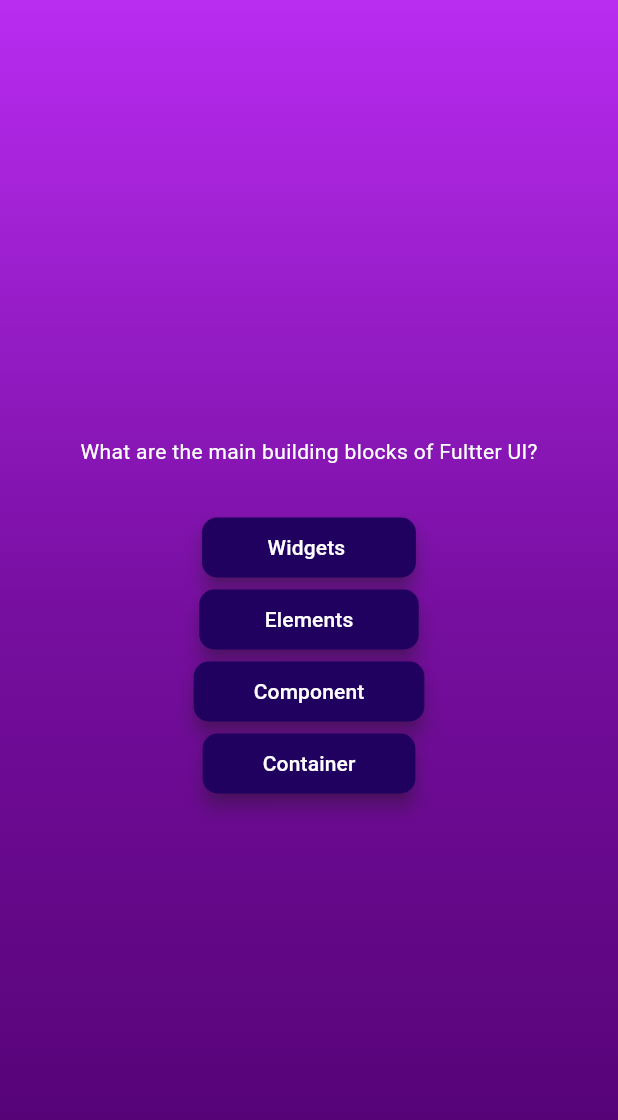
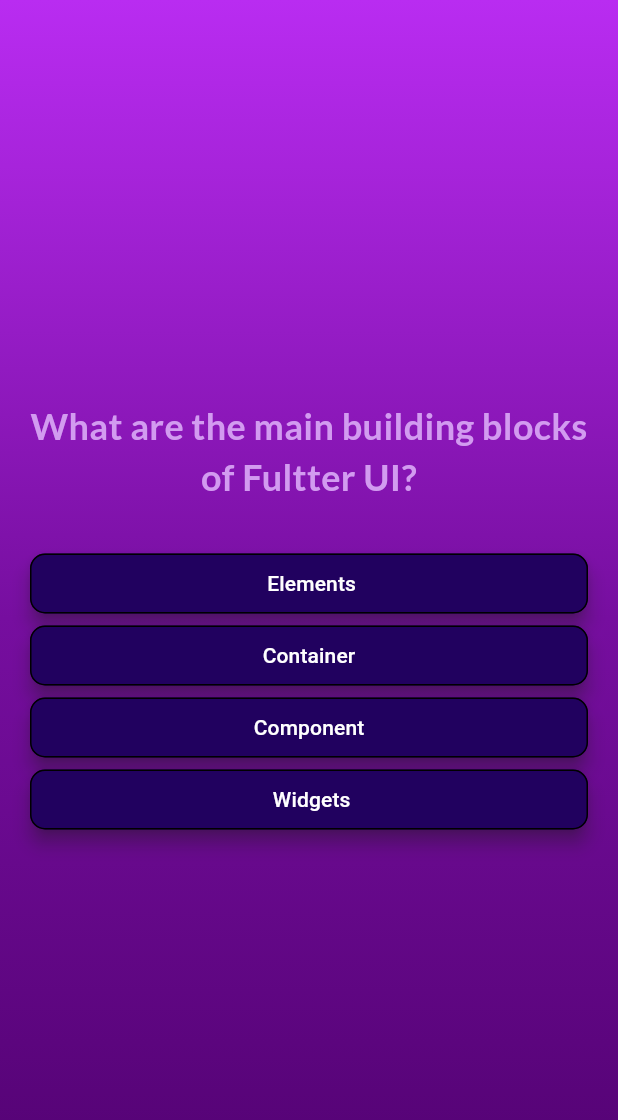
Before and after one commit to Faizan-26/flutter_quiz, a Flutter app: the screen it shows after launch, after a tap on "Start Quiz", on a phone screen of 412 x 824 dp. Shown: the top 1120 px of the screen. Run offline on Flutter 3.47's test engine with Material 3 defaults, Android fonts, the phone set to English and light mode, and no system bars; our stand-ins replace google_fonts.

Commit message:
Update dependencies, add google fonts, shuffle answers in questions (generated by blackbox.ai )

```diff
--- a/lib/answer_button.dart
+++ b/lib/answer_button.dart
@@ -10,12 +10,15 @@ class AnswerButton extends StatelessWidget {
       style: ElevatedButton.styleFrom(
         backgroundColor: const Color.fromARGB(255, 33, 1, 95),
         elevation: 5,
-        padding: const EdgeInsets.symmetric(horizontal: 40, vertical: 10),
+        side: const BorderSide(style: BorderStyle.solid),
+        padding: const EdgeInsets.symmetric(horizontal: 30, vertical: 10),
         shape: RoundedRectangleBorder(borderRadius: BorderRadius.circular(10)),
         shadowColor: const Color.fromARGB(255, 60, 53, 53),
       ),
       onPressed: onTap,
-      child: Text(answer, style: const TextStyle(color: Colors.white)),
+      child: Text(answer,
+          style: const TextStyle(color: Colors.white),
+          textAlign: TextAlign.center),
     );
   }
 }
--- a/lib/models/quiz_questions.dart
+++ b/lib/models/quiz_questions.dart
@@ -1,11 +1,12 @@
 // this file doesn't contain any widget, but have blue print of questions
 
 class QuizQuestions {
-const QuizQuestions(this.text, this.answers);
+  const QuizQuestions(this.text, this.answers);
   final String text;
   final List<String> answers;
+  List<String> getShuffledAnswers() {
+    final shuffledList = List.of(answers);
+    shuffledList.shuffle();
+    return shuffledList;
+  }
 }
-
-List<QuizQuestions> questions =[
-
-];
--- a/lib/question_screen.dart
+++ b/lib/question_screen.dart
@@ -1,41 +1,57 @@
 import 'package:flutter/material.dart';
 import 'package:flutter_quiz/answer_button.dart';
 import 'package:flutter_quiz/data/questions.dart';
+import 'package:google_fonts/google_fonts.dart';
 
 class Questions extends StatefulWidget {
   const Questions({super.key});
   @override
   State<Questions> createState() {
-    return ListOfQuestions();
+    return _ListOfQuestion();
   }
 }
 
-class ListOfQuestions extends State<Questions> {
+class _ListOfQuestion extends State<Questions> {
+  var currentQuestionIndex = 0;
+  void answerQuestion() {
+    setState(() {
+      currentQuestionIndex++;
+    });
+  }
+
   @override
   Widget build(context) {
-    final currentquestion = questions[0];
+    final currentquestion = questions[currentQuestionIndex];
     return Center(
       child: SizedBox(
         width: double.infinity,
+        child: Container(
+          // padding:const EdgeInsets.all(20), // do same as margin here
+          margin: const EdgeInsets.all(20),
           child: Column(
             mainAxisAlignment: MainAxisAlignment.center,
+            crossAxisAlignment: CrossAxisAlignment.stretch,
             children: [
               Text(
                 currentquestion.text,
-              style: const TextStyle(
-                // backgroundColor: Colors.white,
-                color: Colors.white,
+                style: GoogleFonts.lato(
+                  color: const Color.fromARGB(255, 210, 155, 240),
+                  fontSize: 24,
+                  fontWeight: FontWeight.bold,
+                  // letterSpacing: 0.5,
                 ),
+                textAlign: TextAlign.center,
               ), //questions here
               const SizedBox(height: 30),
-            ...currentquestion.answers.map(
+              ...currentquestion.getShuffledAnswers().map(
                 (answer) {
-                return AnswerButton(answer, () {});
+                  return AnswerButton(answer, answerQuestion);
                 },
               ),
             ],
           ),
         ),
+      ),
     );
   }
 }
--- a/lib/welcome_screen.dart
+++ b/lib/welcome_screen.dart
@@ -17,7 +17,7 @@ class WelcomeScreen extends StatelessWidget {
           ),
           const SizedBox(height: 50),
           const Text(
-            "Learn Flutter the fun way!",
+            "Lets learn flutter this way!",
             style: TextStyle(
               color: Colors.white,
               fontSize: 24,
--- a/pubspec.yaml
+++ b/pubspec.yaml
@@ -35,6 +35,7 @@ dependencies:
   # The following adds the Cupertino Icons font to your application.
   # Use with the CupertinoIcons class for iOS style icons.
   cupertino_icons: ^1.0.2
+  google_fonts: ^6.1.0
 
 dev_dependencies:
   flutter_test:
```
Also changed, not shown: pubspec.lock, 1 other file. Lines whose indentation alone changed are shown as unchanged.
